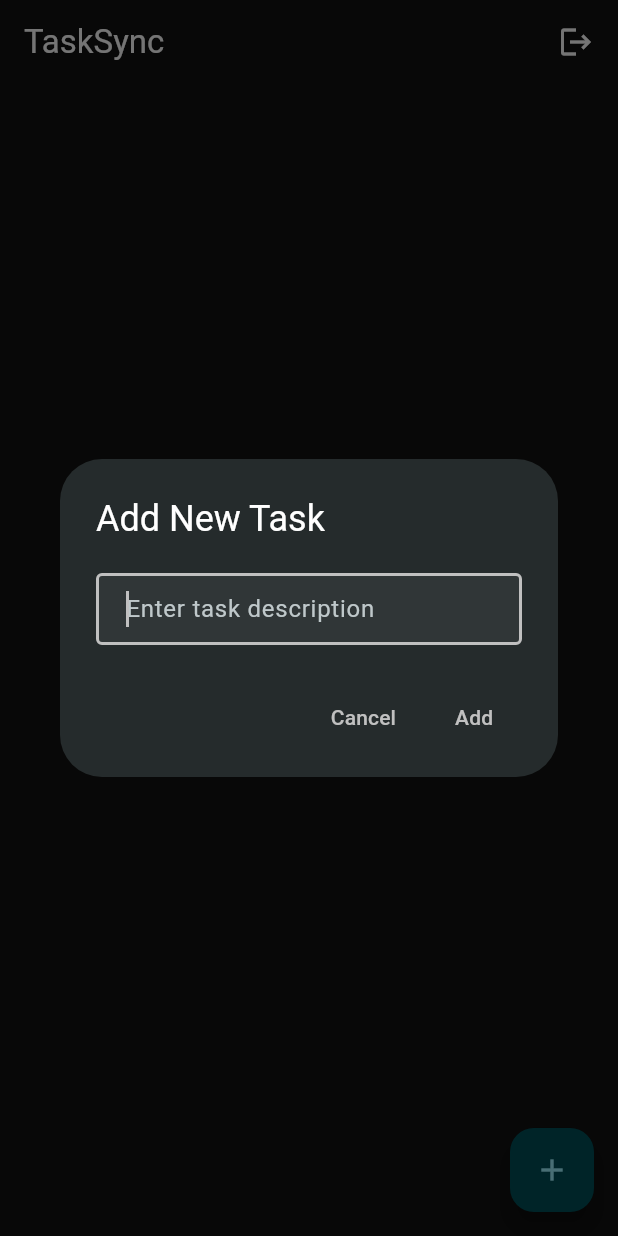
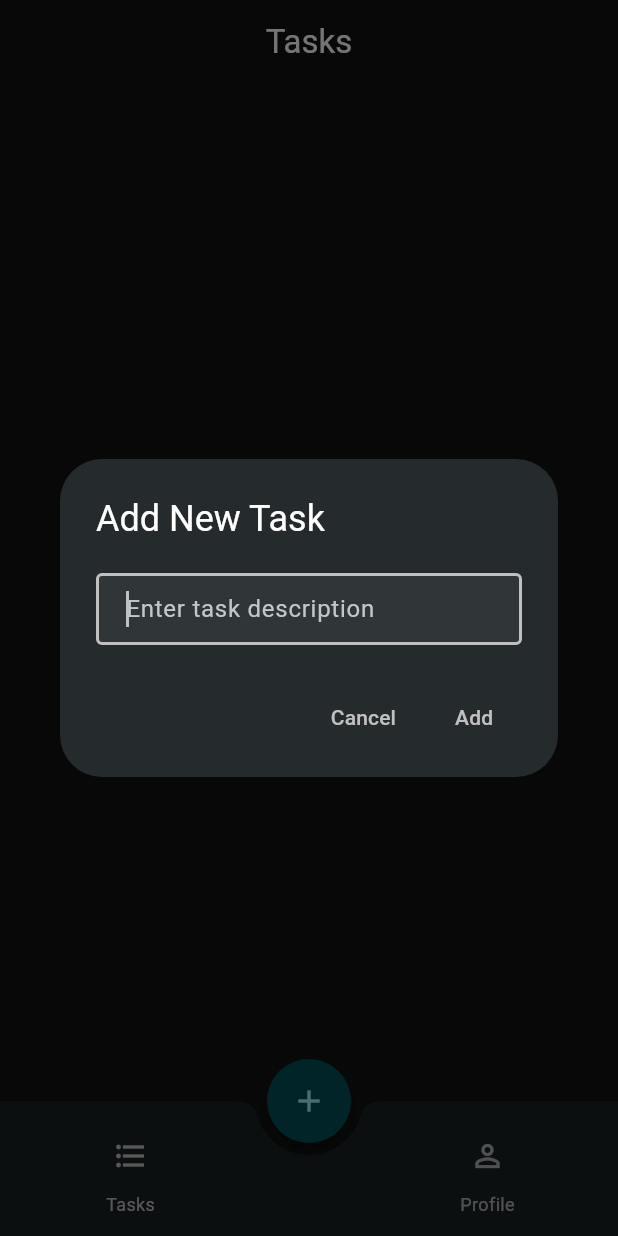
Before and after one commit to g9wz/tasksync, a Flutter app: the screen it shows once a user with an empty profile is signed in, after a tap on the "add" icon, on a phone screen of 412 x 824 dp. Run offline on Flutter 3.47's test engine with Material 3 defaults, Android fonts, the phone set to English and light mode, and no system bars; our stand-ins replace cloud_firestore, firebase_auth, firebase_core, flex_color_scheme; accounts and stored records are empty.

Commit message:
the flutter dev experience

```diff
--- a/lib/screens/home_screen.dart
+++ b/lib/screens/home_screen.dart
@@ -1,7 +1,9 @@
 import 'package:flutter/material.dart';
+import 'package:tasksync/models/task.dart';
+import 'package:tasksync/screens/tasks_screen.dart';
+import 'package:tasksync/screens/profile_screen.dart';
 import 'package:tasksync/services/auth_service.dart';
 import 'package:tasksync/services/task_service.dart';
-import 'package:tasksync/models/task.dart';
 
 class HomeScreen extends StatefulWidget {
   const HomeScreen({super.key});
@@ -14,6 +16,7 @@ class _HomeScreenState extends State<HomeScreen> {
   final _taskService = TaskService();
   final _authService = AuthService();
   final _taskController = TextEditingController();
+  int _selectedIndex = 0;
 
   Future<void> _addTask() async {
     if (_taskController.text.isNotEmpty) {
@@ -25,6 +28,7 @@ class _HomeScreenState extends State<HomeScreen> {
 
   void _cancelAdd() {
     _taskController.clear();
+    Navigator.pop(context);
   }
 
   Future<void> _showAddTaskDialog() async {
@@ -85,84 +89,70 @@ class _HomeScreenState extends State<HomeScreen> {
   Widget build(BuildContext context) {
     return Scaffold(
       appBar: AppBar(
-        title: const Text('TaskSync'),
-        actions: [
-          Padding(
-            padding: const EdgeInsets.only(right: 8.0),
-            child: InkResponse(
-              onTap: _authService.signOut,
-              child: Container(
-                padding: const EdgeInsets.all(8),
-                child: const Icon(
-                  Icons.logout,
-                ),
-              ),
+        title: Text(_selectedIndex == 0 ? 'Tasks' : 'Profile'),
+        centerTitle: true,
+      ),
+      body: IndexedStack(
+        index: _selectedIndex,
+        children: [
+          TasksScreen(
+            taskService: _taskService,
+            userId: _authService.currentUser!.uid,
+            onReorder: _onReorder,
+          ),
+          ProfileScreen(
+            authService: _authService,
+          ),
+        ],
+      ),
+      floatingActionButton: FloatingActionButton(
+        onPressed: _showAddTaskDialog,
+        shape: const CircleBorder(),
+        elevation: 4,
+        child: const Icon(Icons.add),
+      ),
+      floatingActionButtonLocation: FloatingActionButtonLocation.centerDocked,
+      bottomNavigationBar: BottomAppBar(
+        height: 90,
+        shape: const CircularNotchedRectangle(),
+        notchMargin: 8,
+        child: Row(
+          mainAxisAlignment: MainAxisAlignment.spaceAround,
+          children: [
+            _buildNavBarItem(0, Icons.format_list_bulleted, 'Tasks'),
+            _buildNavBarItem(1, Icons.person_outline, 'Profile'),
+          ],
+        ),
+      ),
+    );
+  }
+
+  Widget _buildNavBarItem(int index, IconData icon, String label) {
+    return Padding(
+      padding: EdgeInsets.only(
+        left: index == 0 ? 0 : 48.0,
+        right: index == 1 ? 0 : 48.0,
+      ),
+      child: Column(
+        mainAxisSize: MainAxisSize.min,
+        children: [
+          IconButton(
+            icon: Icon(icon),
+            color: _selectedIndex == index
+                ? Theme.of(context).colorScheme.primary
+                : Theme.of(context).colorScheme.onSurface.withOpacity(0.65),
+            onPressed: () => setState(() => _selectedIndex = index),
+          ),
+          Text(
+            label,
+            style: TextStyle(
+              color: _selectedIndex == index
+                  ? Theme.of(context).colorScheme.primary
+                  : Theme.of(context).colorScheme.onSurface.withOpacity(0.65),
+              fontSize: 12,
             ),
           ),
         ],
-      ),
-      body: StreamBuilder<List<Task>>(
-        stream: _taskService.getTasks(_authService.currentUser!.uid),
-        builder: (context, snapshot) {
-          if (snapshot.connectionState == ConnectionState.waiting) {
-            return const Center(child: CircularProgressIndicator());
-          }
-
-          if (!snapshot.hasData || snapshot.data!.isEmpty) {
-            return const Center(
-              child: Text('No tasks yet. Add your first task!'),
-            );
-          }
-
-          return ReorderableListView.builder(
-            padding: const EdgeInsets.all(16),
-            itemCount: snapshot.data!.length,
-            onReorder: _onReorder,
-            itemBuilder: (context, index) {
-              final task = snapshot.data![index];
-              return KeyedSubtree(
-                key: Key(task.id),
-                child: Dismissible(
-                  key: Key(task.id),
-                  onDismissed: (_) => _taskService.deleteTask(task.id),
-                  direction: DismissDirection.endToStart,
-                  background: Container(
-                    alignment: Alignment.centerRight,
-                    padding: const EdgeInsets.only(right: 16),
-                    child: const Icon(
-                      Icons.delete_outline,
-                      size: 28,
-                    ),
-                  ),
-                  child: Card(
-                    margin: const EdgeInsets.only(bottom: 8),
-                    child: ListTile(
-                      title: Text(
-                        task.title,
-                        style: TextStyle(
-                          decoration: task.isCompleted
-                              ? TextDecoration.lineThrough
-                              : null,
-                        ),
-                      ),
-                      trailing: Checkbox(
-                        value: task.isCompleted,
-                        onChanged: (_) => _taskService.toggleTaskStatus(
-                          task.id,
-                          task.isCompleted,
-                        ),
-                      ),
-                    ),
-                  ),
-                ),
-              );
-            },
-          );
-        },
-      ),
-      floatingActionButton: FloatingActionButton(
-        onPressed: _showAddTaskDialog,
-        child: const Icon(Icons.add),
       ),
     );
   }
--- /dev/null
+++ b/lib/screens/profile_screen.dart
@@ -0,0 +1,90 @@
+import 'package:flutter/material.dart';
+import 'package:flutter/services.dart';
+import 'package:tasksync/services/auth_service.dart';
+
+class ProfileScreen extends StatelessWidget {
+  final AuthService authService;
+
+  const ProfileScreen({
+    super.key,
+    required this.authService,
+  });
+
+  @override
+  Widget build(BuildContext context) {
+    return SingleChildScrollView(
+      child: Padding(
+        padding: const EdgeInsets.all(16.0),
+        child: SizedBox(
+          width: double.infinity,
+          child: Column(
+            crossAxisAlignment: CrossAxisAlignment.center,
+            children: [
+              const SizedBox(height: 48),
+              const Icon(
+                Icons.account_circle,
+                size: 100,
+              ),
+              const SizedBox(height: 16),
+              SizedBox(
+                width: 300,
+                child: Card(
+                  elevation: 2,
+                  child: ElevatedButton.icon(
+                    onPressed: () {
+                      Clipboard.setData(
+                          ClipboardData(text: authService.currentUser!.email!));
+                      ScaffoldMessenger.of(context).showSnackBar(
+                        const SnackBar(
+                          content: Text('Email copied to clipboard'),
+                          duration: Duration(seconds: 2),
+                        ),
+                      );
+                    },
+                    icon: const Icon(Icons.email, size: 24),
+                    label: Text(
+                      authService.currentUser!.email!,
+                      overflow: TextOverflow.ellipsis,
+                    ),
+                    style: ElevatedButton.styleFrom(
+                      padding: const EdgeInsets.symmetric(
+                        horizontal: 20,
+                        vertical: 15,
+                      ),
+                      shape: RoundedRectangleBorder(
+                        borderRadius: BorderRadius.circular(8),
+                      ),
+                    ),
+                  ),
+                ),
+              ),
+              const SizedBox(height: 16),
+              SizedBox(
+                width: 300,
+                child: Card(
+                  elevation: 2,
+                  child: ElevatedButton.icon(
+                    onPressed: authService.signOut,
+                    icon: const Icon(Icons.logout, size: 24),
+                    label: const Text(
+                      'Sign Out',
+                    ),
+                    style: ElevatedButton.styleFrom(
+                      padding: const EdgeInsets.symmetric(
+                        horizontal: 20,
+                        vertical: 15,
+                      ),
+                      shape: RoundedRectangleBorder(
+                        borderRadius: BorderRadius.circular(8),
+                      ),
+                    ),
+                  ),
+                ),
+              ),
+            ],
+          ),
+        ),
+      ),
+    );
+  }
+}
--- /dev/null
+++ b/lib/screens/tasks_screen.dart
@@ -0,0 +1,87 @@
+import 'package:flutter/material.dart';
+import 'package:tasksync/services/task_service.dart';
+import 'package:tasksync/models/task.dart';
+
+class TasksScreen extends StatelessWidget {
+  final TaskService taskService;
+  final String userId;
+  final Function(int, int) onReorder;
+
+  const TasksScreen({
+    super.key,
+    required this.taskService,
+    required this.userId,
+    required this.onReorder,
+  });
+
+  @override
+  Widget build(BuildContext context) {
+    return StreamBuilder<List<Task>>(
+      stream: taskService.getTasks(userId),
+      builder: (context, snapshot) {
+        if (snapshot.connectionState == ConnectionState.waiting) {
+          return const Center(child: CircularProgressIndicator());
+        }
+
+        if (!snapshot.hasData || snapshot.data!.isEmpty) {
+          return const Center(
+            child: Text('No tasks yet. Add your first task!'),
+          );
+        }
+
+        return ReorderableListView.builder(
+          padding: const EdgeInsets.all(16),
+          itemCount: snapshot.data!.length,
+          onReorder: onReorder,
+          itemBuilder: (context, index) {
+            final task = snapshot.data![index];
+            return KeyedSubtree(
+              key: Key(task.id),
+              child: Dismissible(
+                key: Key(task.id),
+                onDismissed: (_) => taskService.deleteTask(task.id),
+                direction: DismissDirection.endToStart,
+                background: Container(
+                  alignment: Alignment.centerRight,
+                  padding: const EdgeInsets.only(right: 16),
+                  child: const Icon(
+                    Icons.delete_outline,
+                    size: 28,
+                  ),
+                ),
+                child: Card(
+                  margin: const EdgeInsets.only(bottom: 8),
+                  child: ListTile(
+                    contentPadding: const EdgeInsets.symmetric(horizontal: 16),
+                    leading: ReorderableDragStartListener(
+                      index: index,
+                      child: const Icon(Icons.drag_handle),
+                    ),
+                    title: Text(
+                      task.title,
+                      style: TextStyle(
+                        decoration: task.isCompleted
+                            ? TextDecoration.lineThrough
+                            : null,
+                      ),
+                    ),
+                    trailing: Transform.translate(
+                      offset: const Offset(8, 0),
+                      child: Checkbox(
+                        value: task.isCompleted,
+                        onChanged: (_) => taskService.toggleTaskStatus(
+                          task.id,
+                          task.isCompleted,
+                        ),
+                      ),
+                    ),
+                  ),
+                ),
+              ),
+            );
+          },
+        );
+      },
+    );
+  }
+}
```
